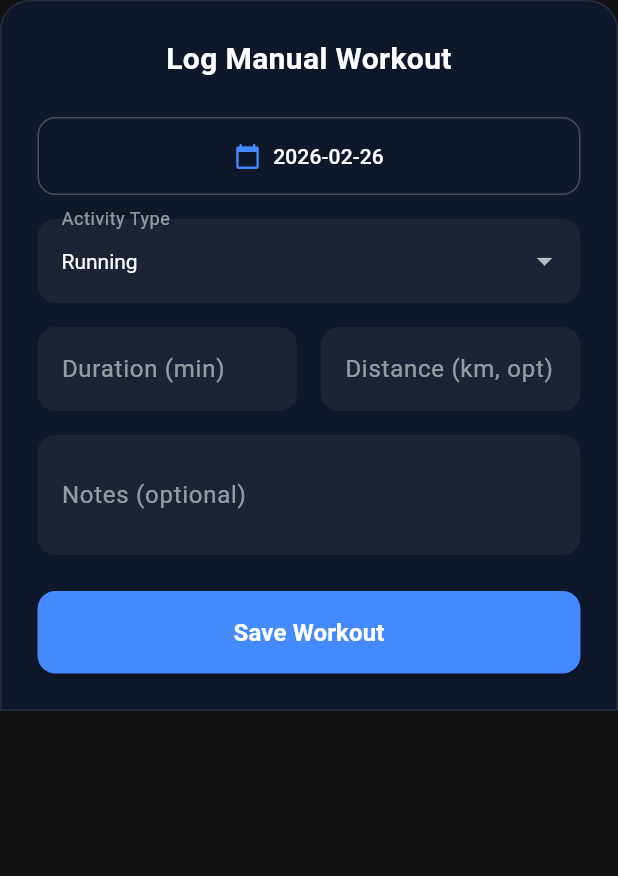
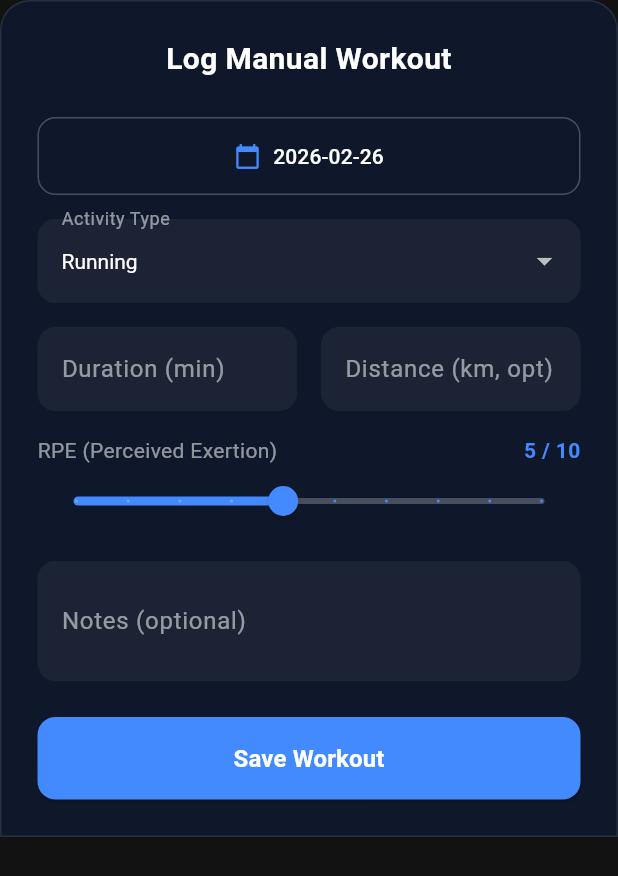
Before and after one commit to Sami-Python/Health_AI, a Flutter app: the ManualWorkoutFormSheet widget shown alone on an empty page, opened directly with empty values, on a phone screen of 412 x 824 dp. Shown: the top 876 px of the screen. Run offline on Flutter 3.47's test engine with Material 3 defaults, Android fonts, the phone set to English and light mode, and no system bars; our stand-ins replace firebase_auth, firebase_core, fl_chart, google_sign_in, table_calendar; accounts and stored records are empty; network calls fail.

Commit message:
fix: Add missing RPE field to manual workout form

```diff
--- a/mobile/lib/features/workouts/manual_workout_form_sheet.dart
+++ b/mobile/lib/features/workouts/manual_workout_form_sheet.dart
@@ -19,6 +19,7 @@ class _ManualWorkoutFormSheetState extends State<ManualWorkoutFormSheet> {
   String _activityType = 'Running';
   String _durationMin = '';
   String _distanceKm = '';
+  int _rpe = 5; // Default RPE
   String _notes = '';
 
   final List<String> _activities = [
@@ -69,6 +70,7 @@ class _ManualWorkoutFormSheetState extends State<ManualWorkoutFormSheet> {
         'date': _selectedDate.toIso8601String().split('T')[0],
         'activity': _activityType,
         'duration_min': int.parse(_durationMin),
+        'rpe': _rpe,
         'notes': _notes,
       };
 
@@ -223,6 +225,32 @@ class _ManualWorkoutFormSheetState extends State<ManualWorkoutFormSheet> {
                 ],
               ),
               const SizedBox(height: 16),
+              Column(
+                crossAxisAlignment: CrossAxisAlignment.start,
+                children: [
+                  Row(
+                    mainAxisAlignment: MainAxisAlignment.spaceBetween,
+                    children: [
+                      const Text('RPE (Perceived Exertion)', style: TextStyle(color: Colors.white54)),
+                      Text('$_rpe / 10', style: const TextStyle(color: Colors.blueAccent, fontWeight: FontWeight.bold)),
+                    ],
+                  ),
+                  Slider(
+                    value: _rpe.toDouble(),
+                    min: 1,
+                    max: 10,
+                    divisions: 9,
+                    activeColor: Colors.blueAccent,
+                    inactiveColor: Colors.white24,
+                    onChanged: (double value) {
+                      setState(() {
+                        _rpe = value.toInt();
+                      });
+                    },
+                  ),
+                ],
+              ),
+              const SizedBox(height: 16),
               TextFormField(
                 initialValue: _notes,
                 style: const TextStyle(color: Colors.white),
```
